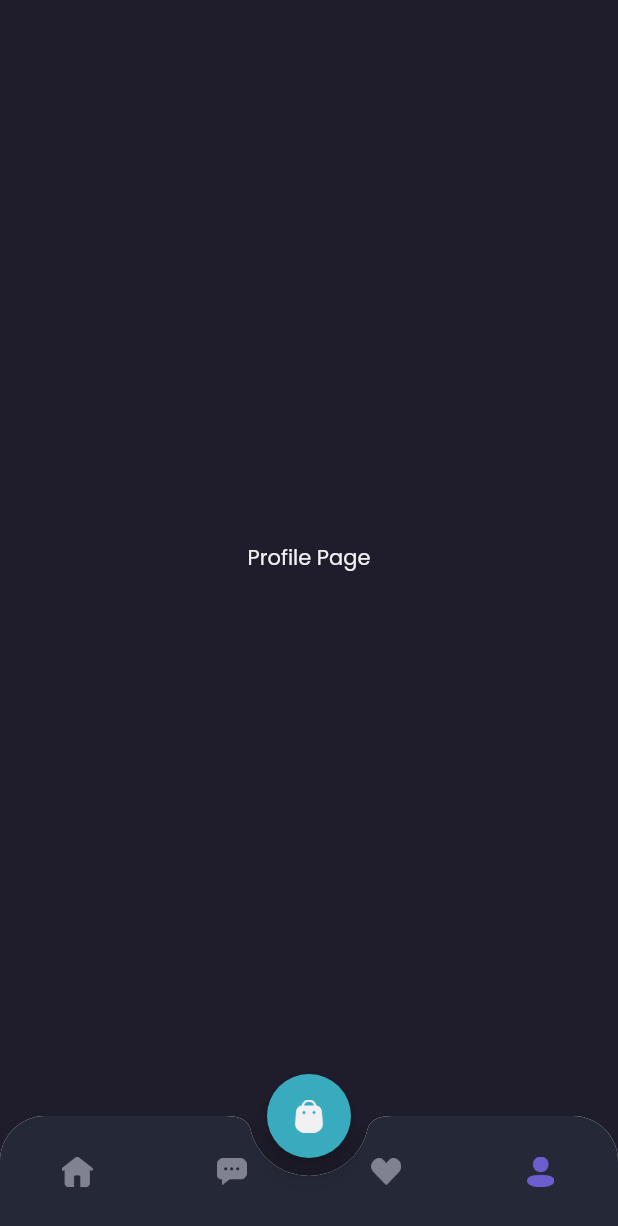
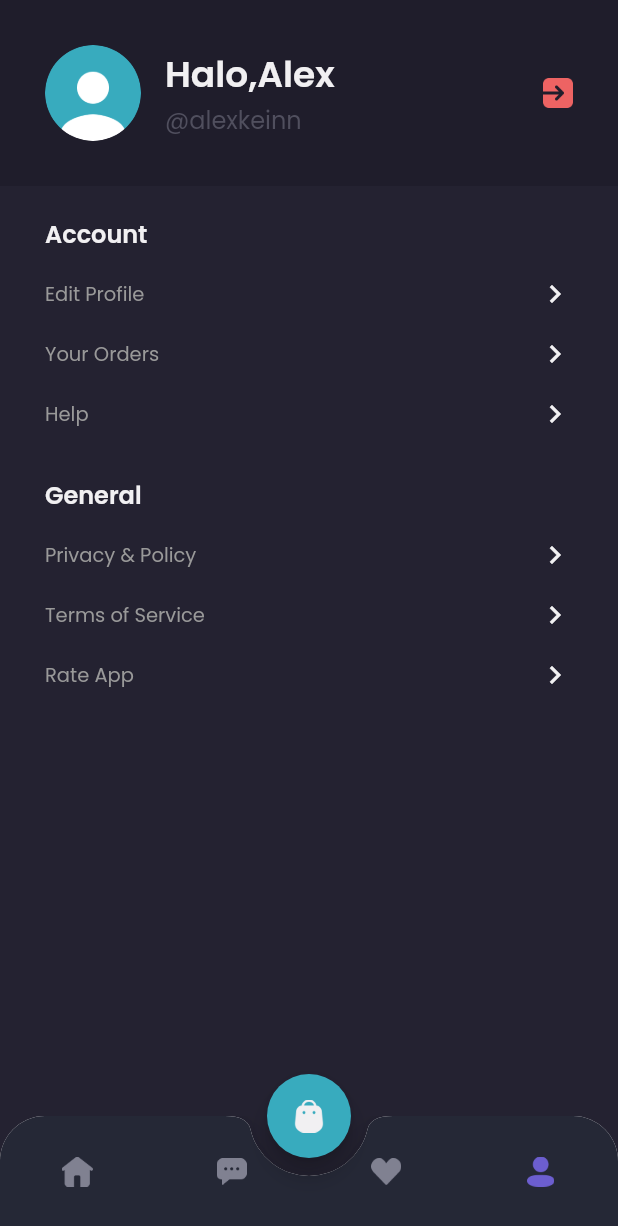
Before and after one commit to rizkidwik/shamo-frontend, a Flutter app: the MainPage screen opened by its route, item 4 of the bottom bar chosen, on a phone screen of 412 x 824 dp. Shown: the top 1226 px of the screen. Run offline on Flutter 3.47's test engine with Material 2 defaults, Android fonts, the phone set to English and light mode, and no system bars; our stand-ins replace google_fonts.

Commit message:
slicing profile page

```diff
--- a/lib/main.dart
+++ b/lib/main.dart
@@ -1,5 +1,6 @@
 import 'package:flutter/material.dart';
 import 'package:shamo/pages/detail_chat_page.dart';
+import 'package:shamo/pages/home/edit_profile_page.dart';
 import 'package:shamo/pages/sign_in_page.dart';
 import 'package:shamo/pages/sign_up_page.dart';
 import 'package:shamo/pages/splash_page.dart';
@@ -18,6 +19,7 @@ class MyApp extends StatelessWidget {
         '/sign-up': (context) => SignUpPage(),
         '/home': (context) => MainPage(),
         '/detail-chat': (context) => DetailChatPage(),
+        '/edit-profile': (context) => EditProfilePage(),
       },
     );
   }
--- a/lib/pages/home/main_page.dart
+++ b/lib/pages/home/main_page.dart
@@ -115,7 +115,8 @@ class _MainPageState extends State<MainPage> {
     }
 
     return Scaffold(
-        backgroundColor: backgroundColor1,
+        backgroundColor:
+            currentIndex == 0 ? backgroundColor1 : backgroundColor3,
         floatingActionButton: cartButton(),
         floatingActionButtonLocation: FloatingActionButtonLocation.centerDocked,
         bottomNavigationBar: customButtonNav(),
--- a/lib/pages/home/profile_page.dart
+++ b/lib/pages/home/profile_page.dart
@@ -4,11 +4,139 @@ import 'package:shamo/theme.dart';
 class ProfilePage extends StatelessWidget {
   @override
   Widget build(BuildContext context) {
-    return Center(
-      child: Text(
-        'Profile Page',
-        style: primaryTextStyle,
-      ),
+    Widget header() {
+      return AppBar(
+        backgroundColor: backgroundColor1,
+        automaticallyImplyLeading: false,
+        elevation: 0,
+        flexibleSpace: SafeArea(
+          child: Container(
+              padding: EdgeInsets.all(
+                defaultMargin,
+              ),
+              child: Row(
+                children: [
+                  ClipOval(
+                    child: Image.asset(
+                      'assets/image_profile.png',
+                      width: 64,
+                    ),
+                  ),
+                  SizedBox(
+                    width: 16,
+                  ),
+                  Expanded(
+                    child: Column(
+                      crossAxisAlignment: CrossAxisAlignment.start,
+                      children: [
+                        Text(
+                          'Halo,Alex',
+                          style: primaryTextStyle.copyWith(
+                            fontSize: 24,
+                            fontWeight: semiBold,
+                          ),
+                        ),
+                        Text(
+                          '@alexkeinn',
+                          style: subtitleTextStyle.copyWith(fontSize: 16),
+                        ),
+                      ],
+                    ),
+                  ),
+                  GestureDetector(
+                    onTap: () {
+                      Navigator.pushNamedAndRemoveUntil(
+                          context, '/sign-in', (route) => false);
+                    },
+                    child: Image.asset(
+                      'assets/button_exit.png',
+                      width: 20,
+                    ),
+                  )
+                ],
+              )),
+        ),
+      );
+    }
+
+    Widget menuItem(String text) {
+      return Container(
+        margin: EdgeInsets.only(
+          top: 16,
+        ),
+        child: Row(
+          mainAxisAlignment: MainAxisAlignment.spaceBetween,
+          children: [
+            Text(
+              text,
+              style: secondaryTextStyle.copyWith(fontSize: 13),
+            ),
+            Icon(
+              Icons.chevron_right,
+              color: primaryTextColor,
+            )
+          ],
+        ),
+      );
+    }
+
+    Widget content() {
+      return Expanded(
+        child: Container(
+          width: double.infinity,
+          padding: EdgeInsets.symmetric(
+            horizontal: defaultMargin,
+          ),
+          decoration: BoxDecoration(
+            color: backgroundColor3,
+          ),
+          child: Column(
+            crossAxisAlignment: CrossAxisAlignment.start,
+            children: [
+              SizedBox(
+                height: 20,
+              ),
+              Text(
+                'Account',
+                style: primaryTextStyle.copyWith(
+                  fontSize: 16,
+                  fontWeight: semiBold,
+                ),
+              ),
+              GestureDetector(
+                onTap: () {
+                  Navigator.pushNamed(context, '/edit-profile');
+                },
+                child: menuItem(
+                  'Edit Profile',
+                ),
+              ),
+              menuItem('Your Orders'),
+              menuItem('Help'),
+              SizedBox(
+                height: 30,
+              ),
+              Text(
+                'General',
+                style: primaryTextStyle.copyWith(
+                  fontSize: 16,
+                  fontWeight: semiBold,
+                ),
+              ),
+              menuItem('Privacy & Policy'),
+              menuItem('Terms of Service'),
+              menuItem('Rate App'),
+            ],
+          ),
+        ),
+      );
+    }
+
+    return Column(
+      children: [
+        header(),
+        content(),
+      ],
     );
   }
 }
```
Also changed, not shown: lib/pages/home/edit_profile_page.dart (added, +159 -0 lines).
